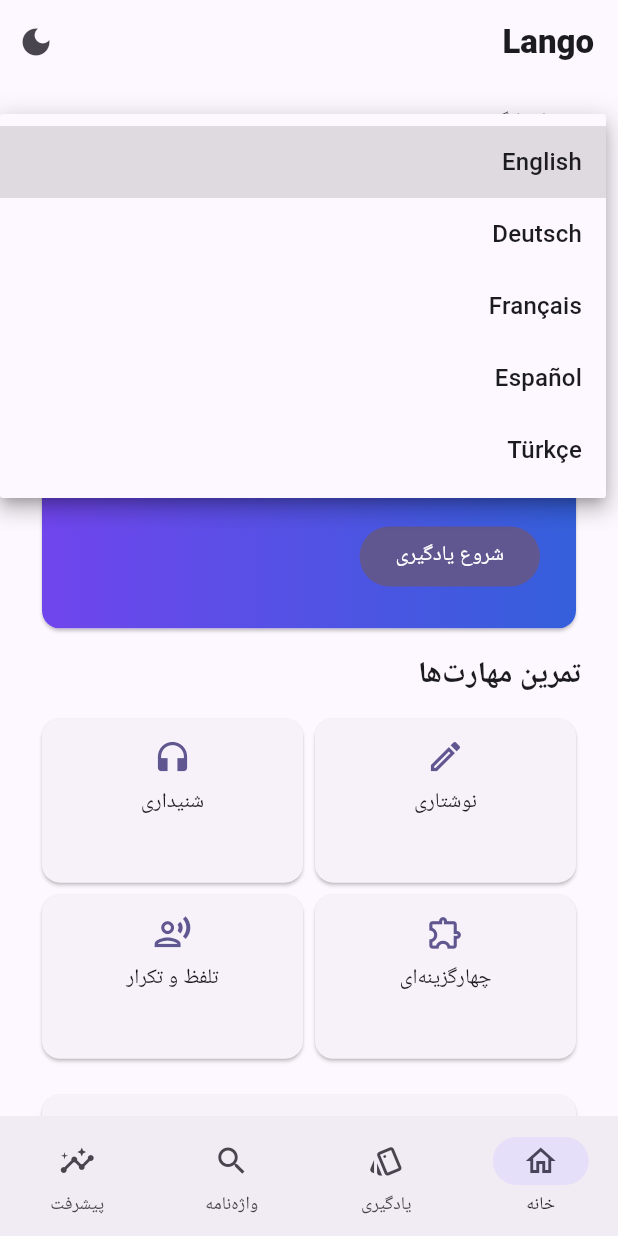
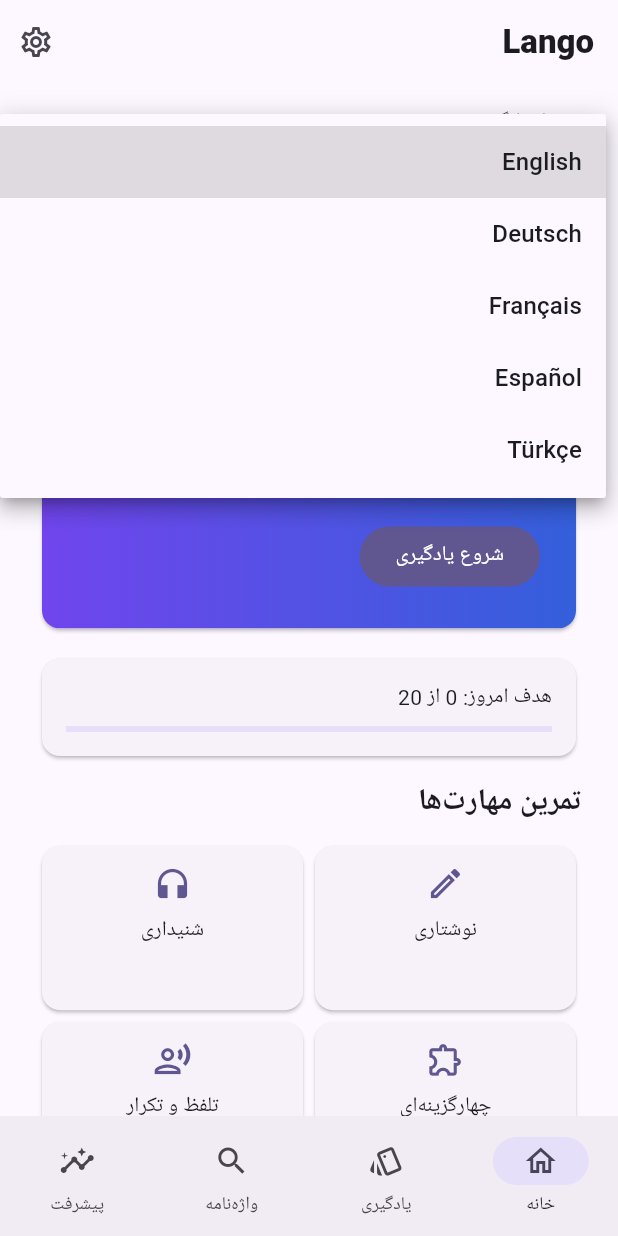
Before and after one commit to sahandse/Lango, a Flutter app: the screen it shows after launch, after a tap on "English", on a phone screen of 412 x 824 dp. Run offline on Flutter 3.47's test engine with Material 3 defaults, Android fonts, the phone set to English and light mode, and no system bars; our stand-ins replace flutter_tts, shared_preferences.

Commit message:
Add persistent personal flashcards, learning settings and actual daily review goals

```diff
--- a/lib/main.dart
+++ b/lib/main.dart
@@ -12,6 +12,7 @@ void main() async {
   WidgetsFlutterBinding.ensureInitialized();
   final prefs = await SharedPreferences.getInstance();
   await loadSentenceContent();
+  for(final lang in names.keys){final items=jsonDecode(prefs.getString('personal:$lang')??'[]') as List;final seen=decks[lang]!.map((w)=>w.term).toSet();for(final row in items){if(seen.add(row['term'] as String))decks[lang]!.add(Word(row['term'] as String,row['meaning'] as String,row['example'] as String));}}
   runApp(Lango(prefs: prefs));
 }
 
@@ -47,6 +48,12 @@ class _StudyState extends State<Study> {
   double speed=0.42;
     String mode='cards';
   int correct=0, attempted=0;
+  late int dailyGoal=widget.prefs.getInt('dailyGoal')??20;
+  String get today=>DateTime.now().toLocal().toIso8601String().substring(0,10);
+  int get todayReviews=>widget.prefs.getInt('reviews:$today')??0;
+  Future<void> settings() async {await showModalBottomSheet<void>(context:context,builder:(ctx)=>StatefulBuilder(builder:(ctx,update)=>SafeArea(child:Padding(padding:const EdgeInsets.all(24),child:Column(mainAxisSize:MainAxisSize.min,children:[const Text('تنظیمات یادگیری'),ListTile(title:const Text('هدف روزانه'),trailing:Text('$dailyGoal کارت')),Slider(value:dailyGoal.toDouble(),min:5,max:50,divisions:9,onChanged:(v){setState(()=>dailyGoal=v.round());update((){});widget.prefs.setInt('dailyGoal',dailyGoal);}),ListTile(title:const Text('لهجه'),trailing:DropdownButton<String>(value:accent,items:accents[language]!.map((a)=>DropdownMenuItem(value:a,child:Text(a))).toList(),onChanged:(v){if(v==null)return;setState(()=>accent=v);update((){});widget.prefs.setString('accent:$language',v);})),ListTile(title:const Text('تم روشن / تاریک'),trailing:IconButton(onPressed:widget.onTheme,icon:const Icon(Icons.brightness_6))) ])))));}
+  Future<void> addCard() async {final term=TextEditingController(),meaning=TextEditingController(),example=TextEditingController();final lang=language;final result=await showDialog<Word>(context:context,builder:(ctx)=>AlertDialog(title:const Text('فلش‌کارت شخصی'),content:SingleChildScrollView(child:Column(mainAxisSize:MainAxisSize.min,children:[TextField(controller:term,decoration:const InputDecoration(labelText:'واژه یا جمله')),TextField(controller:meaning,decoration:const InputDecoration(labelText:'معنی فارسی')),TextField(controller:example,decoration:const InputDecoration(labelText:'مثال (اختیاری)'))])),actions:[TextButton(onPressed:()=>Navigator.pop(ctx),child:const Text('انصراف')),FilledButton(onPressed:(){if(term.text.trim().isEmpty||meaning.text.trim().isEmpty)return;Navigator.pop(ctx,Word(term.text.trim(),meaning.text.trim(),example.text.trim()));},child:const Text('ذخیره'))]));if(result==null||!mounted)return;if(decks[lang]!.any((w)=>w.term==result.term)){ScaffoldMessenger.of(context).showSnackBar(const SnackBar(content:Text('این واژه قبلاً ثبت شده است.')));return;}final items=List<dynamic>.from(jsonDecode(widget.prefs.getString('personal:$lang')??'[]'));items.add({'term':result.term,'meaning':result.meaning,'example':result.example});await widget.prefs.setString('personal:$lang',jsonEncode(items));if(mounted)setState(()=>decks[lang]!.add(result));}
+
   List<Word> choices=[];
   late Set<String> mistakes=(widget.prefs.getStringList('mistakes')??[]).toSet();
   late int totalAnswers=widget.prefs.getInt('answers')??0;
@@ -83,6 +90,8 @@ class _StudyState extends State<Study> {
       index=0;flipped=false;feedback=null;answer.clear();
     });
     await widget.prefs.setString('progress',jsonEncode(progress));
+    await widget.prefs.setInt('reviews:$today',todayReviews+1);
+    if(mounted)setState((){});
   }
   @override void dispose(){tts.stop();answer.dispose();super.dispose();}
   @override Widget build(BuildContext context){
@@ -90,7 +99,7 @@ class _StudyState extends State<Study> {
     final word=queue.isEmpty?null:queue[index%queue.length];
     final colors=Theme.of(context).colorScheme;
     return Scaffold(
-      appBar:AppBar(title:const Text('Lango',style:TextStyle(fontWeight:FontWeight.w900)),actions:[IconButton(onPressed:widget.onTheme,icon:Icon(widget.dark?Icons.light_mode:Icons.dark_mode))]),
+      appBar:AppBar(title:const Text('Lango',style:TextStyle(fontWeight:FontWeight.w900)),actions:[IconButton(onPressed:settings,icon:const Icon(Icons.settings_outlined))]),
       bottomNavigationBar:NavigationBar(selectedIndex:tab,onDestinationSelected:(i)=>setState((){tab=i;mode='cards';reset();}),destinations:const [
         NavigationDestination(icon:Icon(Icons.home_outlined),label:'خانه'),
         NavigationDestination(icon:Icon(Icons.style_outlined),label:'یادگیری'),
@@ -109,6 +118,8 @@ class _StudyState extends State<Study> {
             FilledButton(onPressed:()=>openMode('cards'),child:const Text('شروع یادگیری'))
           ])))),
           const SizedBox(height:12),
+          Card(child:Padding(padding:const EdgeInsets.all(16),child:Column(crossAxisAlignment:CrossAxisAlignment.start,children:[Text('هدف امروز: $todayReviews از $dailyGoal'),const SizedBox(height:8),LinearProgressIndicator(value:(todayReviews/dailyGoal).clamp(0.0,1.0).toDouble())]))),
+          const SizedBox(height:12),
           const Text('تمرین مهارت‌ها',style:TextStyle(fontSize:20,fontWeight:FontWeight.bold)),
           const SizedBox(height:10),
           GridView.count(crossAxisCount:2,shrinkWrap:true,physics:const NeverScrollableScrollPhysics(),childAspectRatio:1.55,children:[
@@ -120,6 +131,7 @@ class _StudyState extends State<Study> {
           const SizedBox(height:16),
           Card(child:ListTile(title:const Text('کلمه روز'),subtitle:Text(decks[language]![DateTime.now().difference(DateTime(2020)).inDays%decks[language]!.length].term),trailing:IconButton(icon:const Icon(Icons.volume_up),onPressed:()=>speak(decks[language]![DateTime.now().difference(DateTime(2020)).inDays%decks[language]!.length].term)))),
         ] else if(tab==2)...[
+          OutlinedButton.icon(onPressed:addCard,icon:const Icon(Icons.add),label:const Text('فلش‌کارت شخصی')),
           TextField(onChanged:(v)=>setState(()=>search=v),decoration:const InputDecoration(prefixIcon:Icon(Icons.search),hintText:'جستجوی کلمه یا معنی',border:OutlineInputBorder())),
           SwitchListTile(title:const Text('فقط علاقه‌مندی‌ها'),value:onlyFavorites,onChanged:(v)=>setState(()=>onlyFavorites=v)),
           for(final w in decks[language]!.where((w)=>(!onlyFavorites||favorites.contains('$language:${w.term}'))&&(w.term.toLowerCase().contains(search.toLowerCase())||w.meaning.contains(search))))
```
